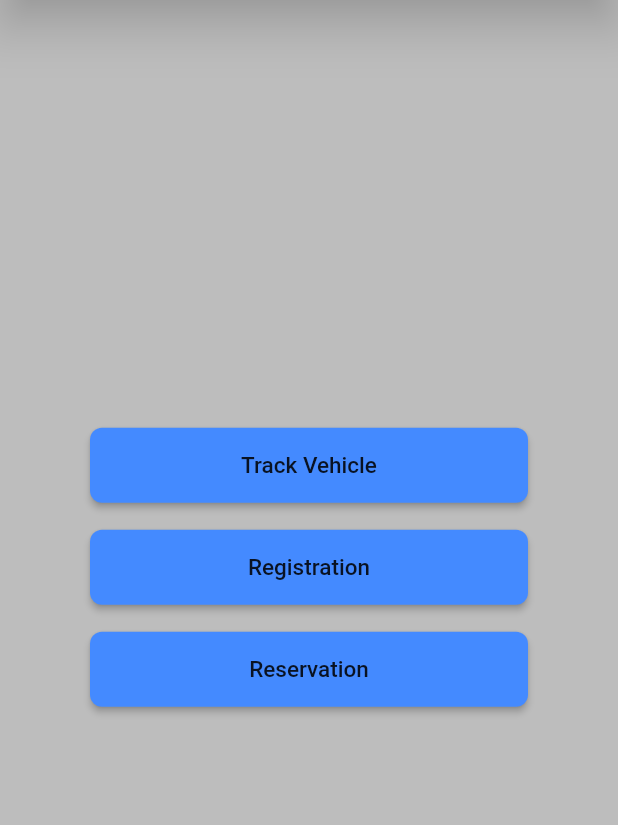
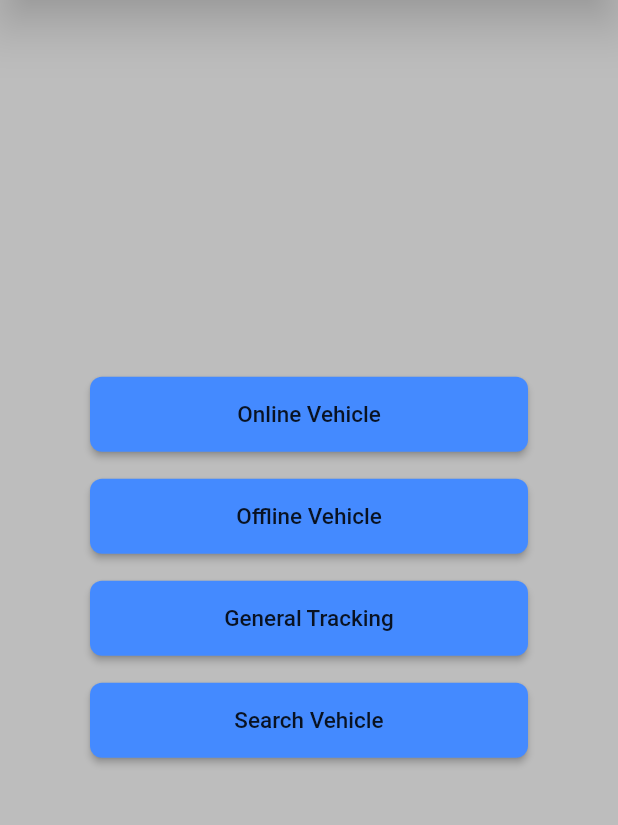
Before and after one commit to testBotXL/first_app, a Flutter app: the screen it shows after launch, after a tap on "Track Vehicle", on a phone screen of 412 x 824 dp, the part 104-929 px from its top. Run offline on Flutter 3.47's test engine with Material 2 defaults, Android fonts, the phone set to English and light mode, and no system bars.

Commit message:
Online test

```diff
--- /dev/null
+++ b/lib/fold/sign/online.dart
@@ -0,0 +1,92 @@
+import 'package:first_app/common_widgets/custom_raised_button.dart';
+import 'package:first_app/fold/sign/sign_in_button.dart';
+import 'package:flutter/cupertino.dart';
+import 'package:flutter/material.dart';
+
+class Online extends StatelessWidget {
+  const Online({Key? key}) : super(key: key);
+
+  @override
+  Widget build(BuildContext context) {
+    return Scaffold(
+      appBar:
+      AppBar(
+
+
+        title: Row(
+          mainAxisAlignment: MainAxisAlignment.spaceAround,
+          children: [
+            Container(
+              padding: const EdgeInsets.all(8.0),
+              child: Text('Vehicle Tracker'), alignment: Alignment.center, )
+          ],
+        ),
+        elevation: 15.0,
+        leading: Image.asset('images/just.png'),
+      ),
+
+      body: _buildOnline(),
+      backgroundColor: Colors.grey[400],
+    );
+  }
+
+  Widget _buildOnline() {
+    return Padding(
+      padding: EdgeInsets.all(60.0),
+      child: Column(
+        mainAxisAlignment: MainAxisAlignment.center,
+        crossAxisAlignment: CrossAxisAlignment.stretch,
+        children: <Widget>[
+          /*Text(
+            'Track Vehicle',
+            textAlign: TextAlign.center,
+            style: TextStyle(
+              fontSize: 25.0,
+              fontWeight: FontWeight.w800,
+            ),
+          ),*/
+          SizedBox(height: 15.0),
+          SignInButton(
+            text: 'Online Vehicle',
+            textColor: Colors.black87,
+            color: Colors.blueAccent,
+
+            onPressed: () {
+
+            },
+
+          ),
+          SizedBox(height: 18.0),
+          SignInButton(
+            text: 'Offline Vehicle',
+            textColor: Colors.black87,
+            color: Colors.blueAccent,
+
+            onPressed: () {},
+
+          ),
+          SizedBox(height: 18.0),
+          SignInButton(
+            text: 'General Tracking',
+            textColor: Colors.black87,
+            color: Colors.blueAccent,
+
+            onPressed: () {},
+
+          ),
+          SizedBox(height: 18.0),
+          SignInButton(
+            text: 'Search Vehicle',
+            textColor: Colors.black87,
+            color: Colors.blueAccent,
+
+            onPressed: () {},
+
+          ),
+
+
+        ],
+      ),
+    );
+  }
+}
--- a/lib/fold/sign/sign_in_page.dart
+++ b/lib/fold/sign/sign_in_page.dart
@@ -2,6 +2,8 @@ import 'package:first_app/common_widgets/custom_raised_button.dart';
 import 'package:first_app/fold/sign/sign_in_button.dart';
 import 'package:flutter/cupertino.dart';
 import 'package:flutter/material.dart';
+
+import 'online.dart';
 
 class SignInPage extends StatelessWidget {
   const SignInPage({Key? key}) : super(key: key);
@@ -9,29 +11,23 @@ class SignInPage extends StatelessWidget {
   @override
   Widget build(BuildContext context) {
     return Scaffold(
-      appBar:
-       AppBar(
-
-
+      appBar: AppBar(
         title: Row(
           mainAxisAlignment: MainAxisAlignment.spaceAround,
           children: [
             Container(
               padding: const EdgeInsets.all(8.0),
-                child: Text('Vehicle Tracker'), alignment: Alignment.center, )
+              child: Text('Vehicle Tracker'),
+              alignment: Alignment.center,
+            )
           ],
         ),
         elevation: 15.0,
         leading: Image.asset('images/just.png'),
       ),
+      body:
 
-      body: _buildContent(),
-      backgroundColor: Colors.grey[400],
-      );
-  }
-
-  Widget _buildContent() {
-    return Padding(
+         Padding(
         padding: EdgeInsets.all(60.0),
         child: Column(
         mainAxisAlignment: MainAxisAlignment.center,
@@ -50,32 +46,31 @@ class SignInPage extends StatelessWidget {
         text: 'Track Vehicle',
         textColor: Colors.black87,
         color: Colors.blueAccent,
-
-            onPressed: () {},
-
+        onPressed: () {
+          Navigator.push(context, MaterialPageRoute(builder: (context) => Online()),);
+        },
         ),
         SizedBox(height: 18.0),
         SignInButton(
         text: 'Registration',
         textColor: Colors.black87,
         color: Colors.blueAccent,
-
         onPressed: () {},
-
         ),
         SizedBox(height: 18.0),
         SignInButton(
         text: 'Reservation',
         textColor: Colors.black87,
         color: Colors.blueAccent,
-
         onPressed: () {},
-
         ),
+        ],
+        ),
+        )
 
 
-        ],
-      ),
     );
   }
+
+
 }
```
Also changed, not shown: pubspec.lock, 2 other files. Lines whose indentation alone changed are shown as unchanged.
